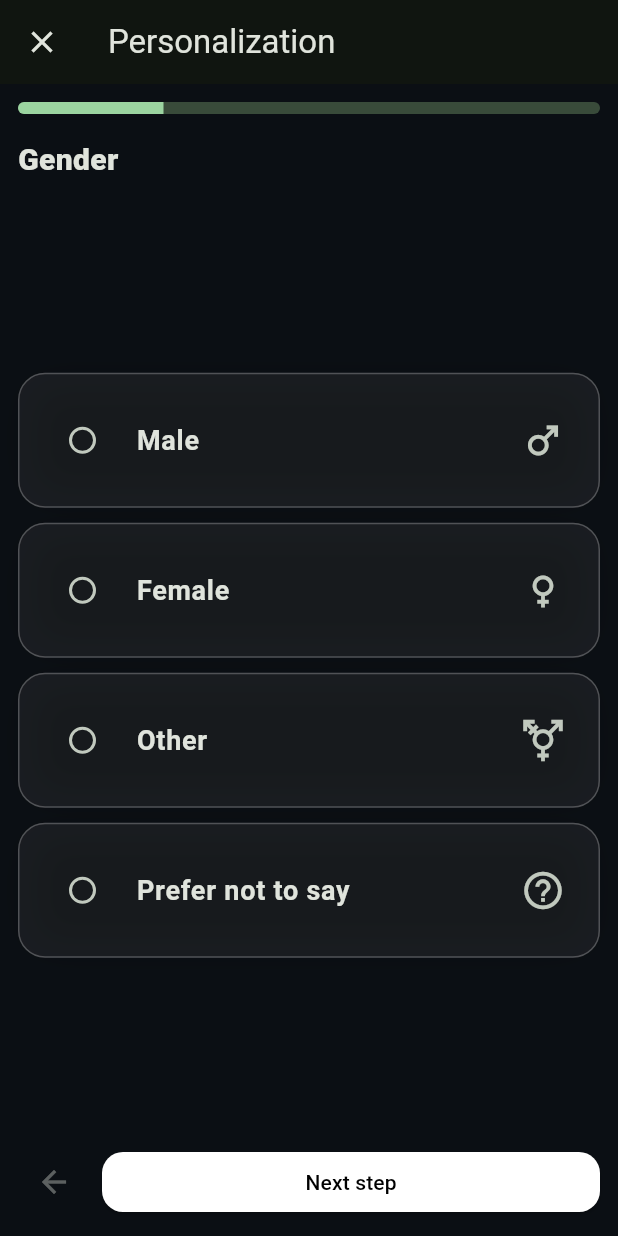
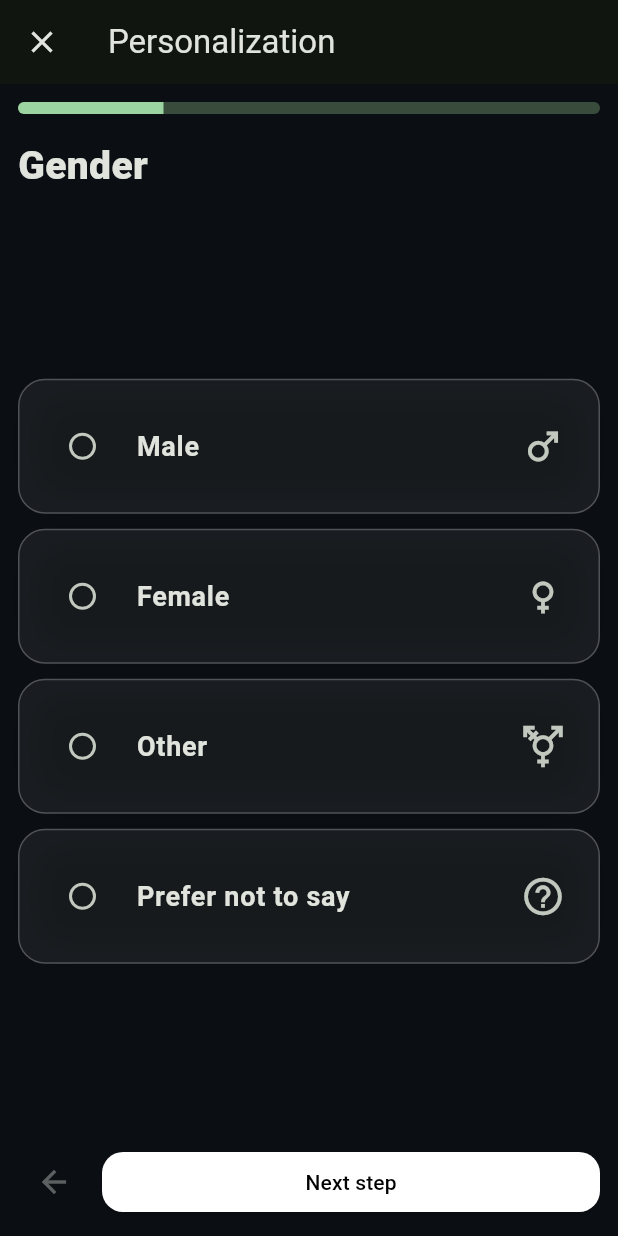
Before and after one commit to Mondaysssss/food-detection, a Flutter app: the PersonaWizardScreen screen opened directly, on a phone screen of 412 x 824 dp. Run offline on Flutter 3.47's test engine with Material 3 defaults, Android fonts, the phone set to English and light mode, and no system bars; network calls fail.

Commit message:
update persona_wizard_screen的格式(4.6)

```diff
--- a/lib/ui/screens/persona_wizard_screen.dart
+++ b/lib/ui/screens/persona_wizard_screen.dart
@@ -103,7 +103,7 @@ class _PersonaWizardScreenState extends State<PersonaWizardScreen> {
             ),
             const SizedBox(height: 16),
 
-            Text(q.title, style: const TextStyle(fontSize: 20, fontWeight: FontWeight.w800)),
+            Text(q.title, style: const TextStyle(fontSize: 26, fontWeight: FontWeight.w800)),
             const SizedBox(height: 12),
 
             // 讓每一題的控件（多選/選擇器等）置中顯示
```
